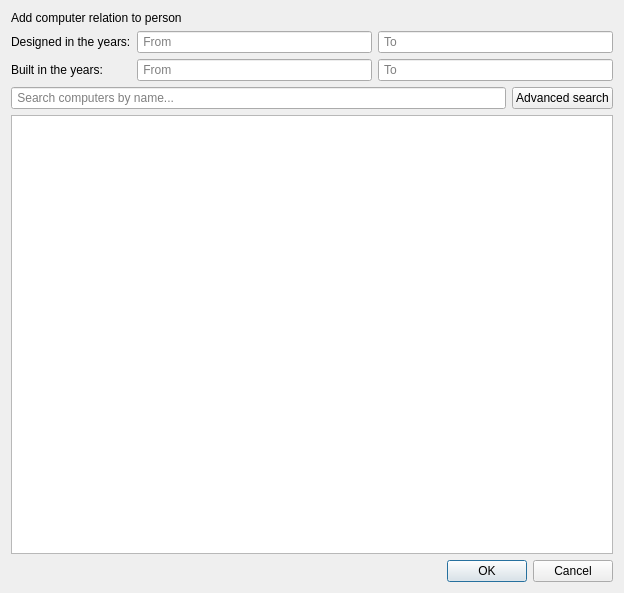
This is crelationp.ui in annakrih/T113VLN1-3 as Qt 5 draws it before an edit. The edited form follows.
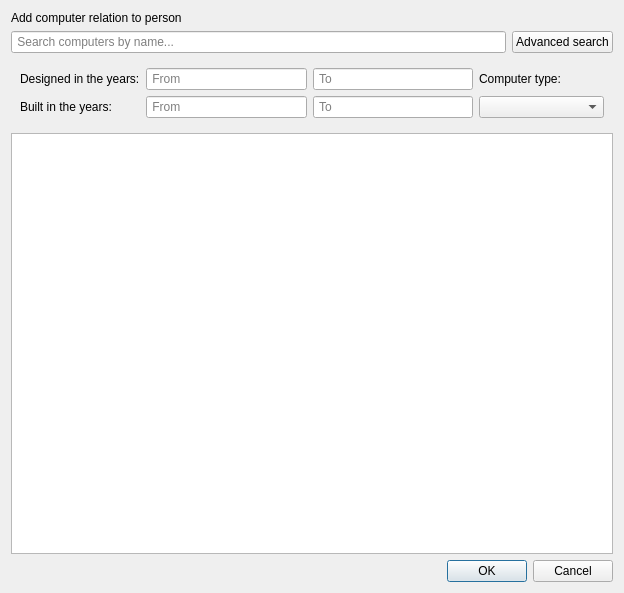
This is the edited form.

Commit message: tengja adv. search í crelation

```diff
--- a/crelationp.ui
+++ b/crelationp.ui
@@ -21,64 +21,6 @@
      </property>
     </widget>
    </item>
-   <item>
-    <layout class="QGridLayout" name="gridLayout_5">
-     <item row="1" column="0">
-      <widget class="QLabel" name="label_diedSearch_2">
-       <property name="text">
-        <string>Built in the years:</string>
-       </property>
-      </widget>
-     </item>
-     <item row="1" column="2">
-      <widget class="QLineEdit" name="input_searchBuildYearTo">
-       <property name="enabled">
-        <bool>true</bool>
-       </property>
-       <property name="placeholderText">
-        <string> To</string>
-       </property>
-      </widget>
-     </item>
-     <item row="0" column="2">
-      <widget class="QLineEdit" name="input_searchDesignYearTo">
-       <property name="enabled">
-        <bool>true</bool>
-       </property>
-       <property name="placeholderText">
-        <string> To</string>
-       </property>
-      </widget>
-     </item>
-     <item row="1" column="1">
-      <widget class="QLineEdit" name="input_searchBuildYearFrom">
-       <property name="enabled">
-        <bool>true</bool>
-       </property>
-       <property name="placeholderText">
-        <string> From</string>
-       </property>
-      </widget>
-     </item>
-     <item row="0" column="1">
-      <widget class="QLineEdit" name="input_searchDesignYearFrom">
-       <property name="enabled">
-        <bool>true</bool>
-       </property>
-       <property name="placeholderText">
-        <string> From</string>
-       </property>
-      </widget>
-     </item>
-     <item row="0" column="0">
-      <widget class="QLabel" name="label_bornSearch_2">
-       <property name="text">
-        <string>Designed in the years:</string>
-       </property>
-      </widget>
-     </item>
-    </layout>
-   </item>
    <item>
     <layout class="QHBoxLayout" name="horizontalLayout_2">
      <item>
@@ -100,6 +42,97 @@
      </item>
     </layout>
    </item>
+   <item>
+    <widget class="QFrame" name="frame_advSearchComp">
+     <layout class="QHBoxLayout" name="horizontalLayout">
+      <item>
+       <layout class="QGridLayout" name="searchCompByYears">
+        <item row="0" column="0">
+         <widget class="QLabel" name="label_bornSearch_2">
+          <property name="text">
+           <string>Designed in the years:</string>
+          </property>
+         </widget>
+        </item>
+        <item row="0" column="1">
+         <widget class="QLineEdit" name="input_searchDesignYearFrom">
+          <property name="enabled">
+           <bool>true</bool>
+          </property>
+          <property name="placeholderText">
+           <string> From</string>
+          </property>
+         </widget>
+        </item>
+        <item row="1" column="1">
+         <widget class="QLineEdit" name="input_searchBuildYearFrom">
+          <property name="enabled">
+           <bool>true</bool>
+          </property>
+          <property name="placeholderText">
+           <string> From</string>
+          </property>
+         </widget>
+        </item>
+        <item row="0" column="2">
+         <widget class="QLineEdit" name="input_searchDesignYearTo">
+          <property name="enabled">
+           <bool>true</bool>
+          </property>
+          <property name="placeholderText">
+           <string> To</string>
+          </property>
+         </widget>
+        </item>
+        <item row="1" column="2">
+         <widget class="QLineEdit" name="input_searchBuildYearTo">
+          <property name="enabled">
+           <bool>true</bool>
+          </property>
+          <property name="placeholderText">
+           <string> To</string>
+          </property>
+         </widget>
+        </item>
+        <item row="1" column="0">
+         <widget class="QLabel" name="label_diedSearch_2">
+          <property name="text">
+           <string>Built in the years:</string>
+          </property>
+         </widget>
+        </item>
+       </layout>
+      </item>
+      <item>
+       <layout class="QVBoxLayout" name="searchCompByType">
+        <item>
+         <widget class="QLabel" name="label_compTypeSearch">
+          <property name="text">
+           <string>Computer type:</string>
+          </property>
+         </widget>
+        </item>
+        <item>
+         <widget class="QComboBox" name="input_searchCompType">
+          <property name="enabled">
+           <bool>true</bool>
+          </property>
+          <property name="minimumSize">
+           <size>
+            <width>125</width>
+            <height>0</height>
+           </size>
+          </property>
+          <property name="styleSheet">
+           <string notr="true"/>
+          </property>
+         </widget>
+        </item>
+       </layout>
+      </item>
+     </layout>
+    </widget>
+   </item>
    <item>
     <widget class="QTableView" name="table_Comp">
      <property name="contextMenuPolicy">
```
The commit also changes 4 other files.
